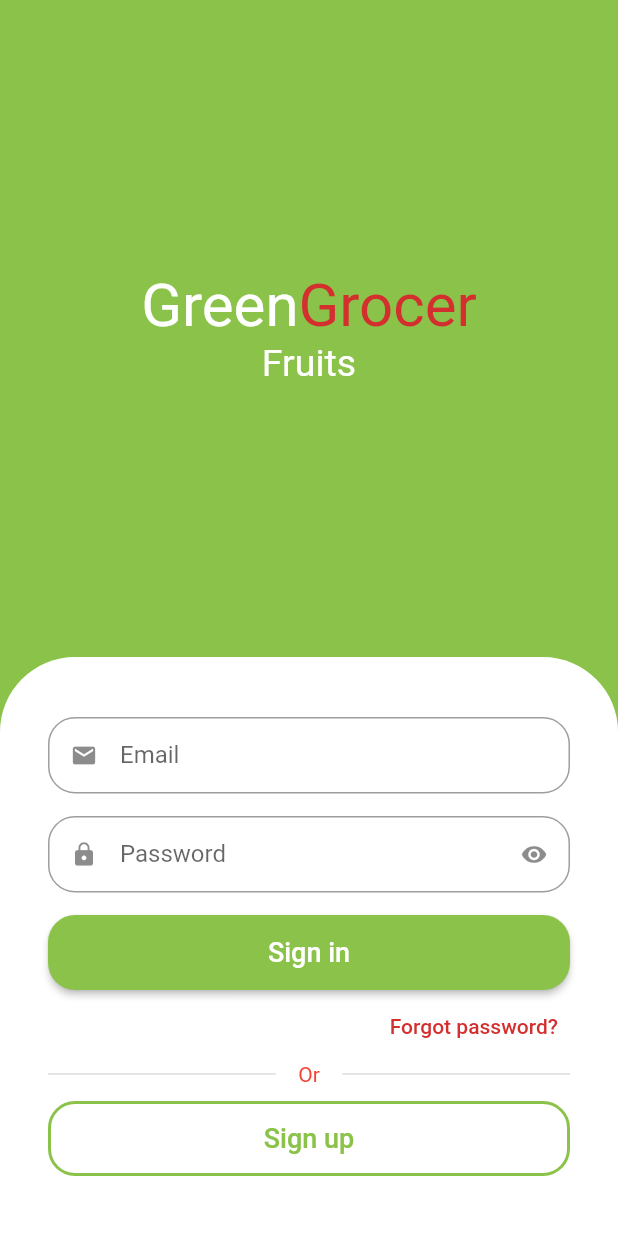
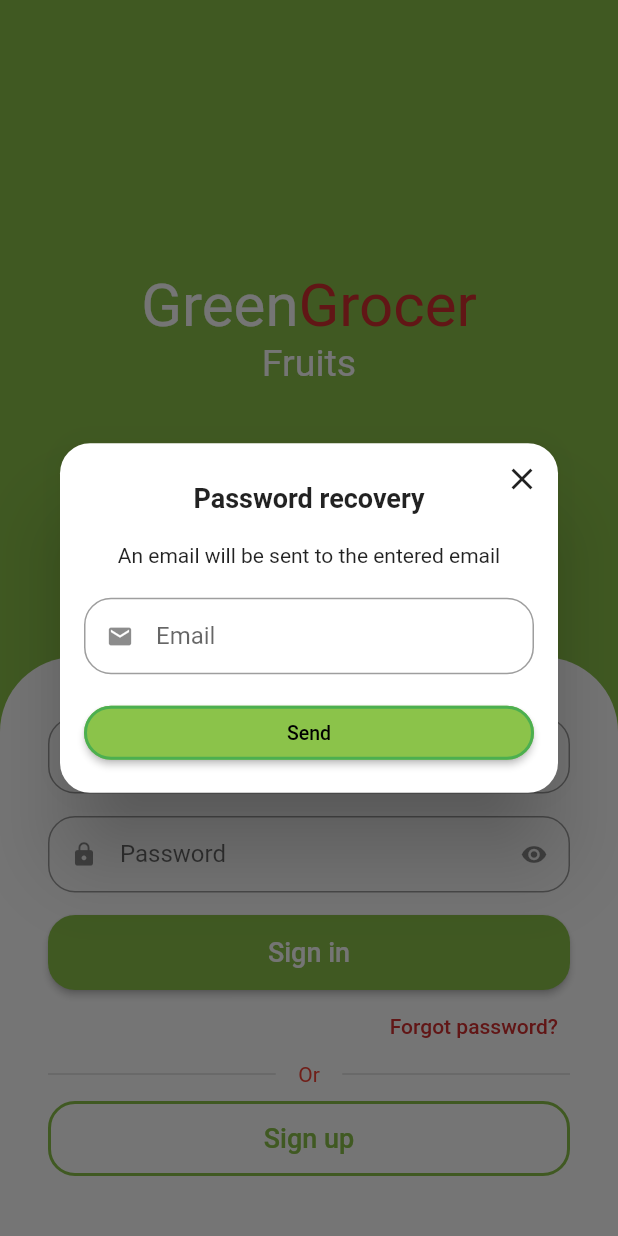
Before and after one commit to brunoBrizo/flutter-ecommerce, a Flutter app: the screen it shows after launch, after a tap on "Forgot password?", on a phone screen of 412 x 824 dp. Run offline on Flutter 3.47's test engine with Material 2 defaults, Android fonts, the phone set to English and light mode, and no system bars; drawn by our look-alikes of animated_text_kit; our stand-ins replace dio, flutter_secure_storage, fluttertoast, freezed_annotation, get, mask_text_input_formatter and 2 more; missing offline and left inert: add_to_cart_animation.

Commit message:
Add password recovery

```diff
--- a/lib/src/pages/auth/controller/auth_controller.dart
+++ b/lib/src/pages/auth/controller/auth_controller.dart
@@ -104,4 +104,8 @@ class AuthController extends GetxController {
     await utils.removeLocalData(key: StorageKeys.token);
     Get.offAllNamed(PagesRoutes.signInRoute);
   }
+
+  Future<void> passwordRecovery(String email) async {
+    await repository.passwordRecovery(email);
+  }
 }
--- a/lib/src/pages/auth/repository/auth_repository.dart
+++ b/lib/src/pages/auth/repository/auth_repository.dart
@@ -43,6 +43,16 @@ class AuthRepository {
     return handleUserOrError(result);
   }
 
+  Future<void> passwordRecovery(String email) async {
+    await _httpManager.restRquest(
+      url: Endpoints.resetPassword,
+      method: HttpMethods.post,
+      body: {
+        'email': email,
+      },
+    );
+  }
+
   AuthResult handleUserOrError(Map<dynamic, dynamic> result) {
     if (result['result'] != null) {
       final user = UserModel.fromJson(result['result']);
--- /dev/null
+++ b/lib/src/pages/auth/view/components/forgot_password_dialog.dart
@@ -0,0 +1,113 @@
+import 'package:flutter/material.dart';
+import 'package:get/get.dart';
+import 'package:quitanda_app/src/pages/auth/controller/auth_controller.dart';
+import 'package:quitanda_app/src/pages/common_widgets/custom_text_field.dart';
+import 'package:quitanda_app/src/services/validators.dart';
+
+class ForgotPasswordDialog extends StatelessWidget {
+  final emailController = TextEditingController();
+  final _formFieldKey = GlobalKey<FormFieldState>();
+  final authController = Get.find<AuthController>();
+
+  ForgotPasswordDialog({
+    required String email,
+    Key? key,
+  }) : super(key: key) {
+    emailController.text = email;
+  }
+
+  @override
+  Widget build(BuildContext context) {
+    return Dialog(
+      shape: RoundedRectangleBorder(
+        borderRadius: BorderRadius.circular(20),
+      ),
+      child: Stack(
+        alignment: Alignment.center,
+        children: [
+          // Content
+          Padding(
+            padding: const EdgeInsets.all(16.0),
+            child: Column(
+              crossAxisAlignment: CrossAxisAlignment.stretch,
+              mainAxisSize: MainAxisSize.min,
+              children: [
+                // Title
+                const Padding(
+                  padding: EdgeInsets.symmetric(vertical: 10),
+                  child: Text(
+                    'Password recovery',
+                    textAlign: TextAlign.center,
+                    style: TextStyle(
+                      fontWeight: FontWeight.bold,
+                      fontSize: 18,
+                    ),
+                  ),
+                ),
+
+                // Description
+                const Padding(
+                  padding: EdgeInsets.only(
+                    top: 10,
+                    bottom: 20,
+                  ),
+                  child: Text(
+                    'An email will be sent to the entered email',
+                    textAlign: TextAlign.center,
+                    style: TextStyle(),
+                  ),
+                ),
+
+                // Campo de email
+                CustomTextField(
+                  formFieldKey: _formFieldKey,
+                  controller: emailController,
+                  icon: Icons.email,
+                  label: 'Email',
+                  validator: emailValidator,
+                ),
+
+                // Confirmar
+                ElevatedButton(
+                  style: ElevatedButton.styleFrom(
+                    shape: RoundedRectangleBorder(
+                      borderRadius: BorderRadius.circular(20),
+                    ),
+                    side: const BorderSide(
+                      width: 2,
+                      color: Colors.green,
+                    ),
+                  ),
+                  onPressed: () {
+                    if (_formFieldKey.currentState!.validate()) {
+                      authController.passwordRecovery(emailController.text);
+                      Get.back(result: true);
+                    }
+                  },
+                  child: const Text(
+                    'Send',
+                    style: TextStyle(
+                      fontSize: 13,
+                    ),
+                  ),
+                ),
+              ],
+            ),
+          ),
+
+          // Botão para fechar
+          Positioned(
+            top: 0,
+            right: 0,
+            child: IconButton(
+              onPressed: () {
+                Navigator.of(context).pop();
+              },
+              icon: const Icon(Icons.close),
+            ),
+          ),
+        ],
+      ),
+    );
+  }
+}
--- a/lib/src/pages/auth/view/sign_in_page.dart
+++ b/lib/src/pages/auth/view/sign_in_page.dart
@@ -2,11 +2,12 @@ import 'package:flutter/material.dart';
 import 'package:get/get.dart';
 import 'package:quitanda_app/src/config/custom_colors.dart';
 import 'package:quitanda_app/src/pages/auth/controller/auth_controller.dart';
+import 'package:quitanda_app/src/pages/auth/view/components/forgot_password_dialog.dart';
 import 'package:quitanda_app/src/pages/common_widgets/app_name_widget.dart';
 import 'package:quitanda_app/src/pages/common_widgets/custom_text_field.dart';
 import 'package:quitanda_app/src/pages_routes/app_pages.dart';
-
 import 'package:animated_text_kit/animated_text_kit.dart';
+import 'package:quitanda_app/src/services/utils_services.dart';
 import 'package:quitanda_app/src/services/validators.dart';
 
 class SignInPage extends StatelessWidget {
@@ -14,6 +15,7 @@ class SignInPage extends StatelessWidget {
   final _formKey = GlobalKey<FormState>();
   final emailController = TextEditingController();
   final passwordController = TextEditingController();
+  final UtilsServices utils = UtilsServices();
 
   @override
   Widget build(BuildContext context) {
@@ -128,7 +130,22 @@ class SignInPage extends StatelessWidget {
                       Align(
                         alignment: Alignment.centerRight,
                         child: TextButton(
-                            onPressed: () {},
+                            onPressed: () async {
+                              final bool? result = await showDialog(
+                                context: context,
+                                builder: (_) {
+                                  return ForgotPasswordDialog(
+                                      email: emailController.text);
+                                },
+                              );
+
+                              if (result ?? false) {
+                                utils.showToast(
+                                  msg:
+                                      'Check your inbox for the recovery email',
+                                );
+                              }
+                            },
                             child: Text(
                               'Forgot password?',
                               style: TextStyle(
--- a/lib/src/pages/common_widgets/custom_text_field.dart
+++ b/lib/src/pages/common_widgets/custom_text_field.dart
@@ -12,6 +12,7 @@ class CustomTextField extends StatefulWidget {
   final void Function(String?)? onSaved;
   final TextEditingController? controller;
   final TextInputType? textType;
+  final GlobalKey<FormFieldState>? formFieldKey;
 
   const CustomTextField({
     Key? key,
@@ -25,6 +26,7 @@ class CustomTextField extends StatefulWidget {
     this.onSaved,
     this.controller,
     this.textType,
+    this.formFieldKey,
   }) : super(key: key);
 
   @override
@@ -45,6 +47,7 @@ class _CustomTextFieldState extends State<CustomTextField> {
     return Padding(
       padding: const EdgeInsets.only(bottom: 15.0),
       child: TextFormField(
+        key: widget.formFieldKey,
         controller: widget.controller,
         readOnly: widget.isReadOnly,
         initialValue: widget.initialValue,
```
